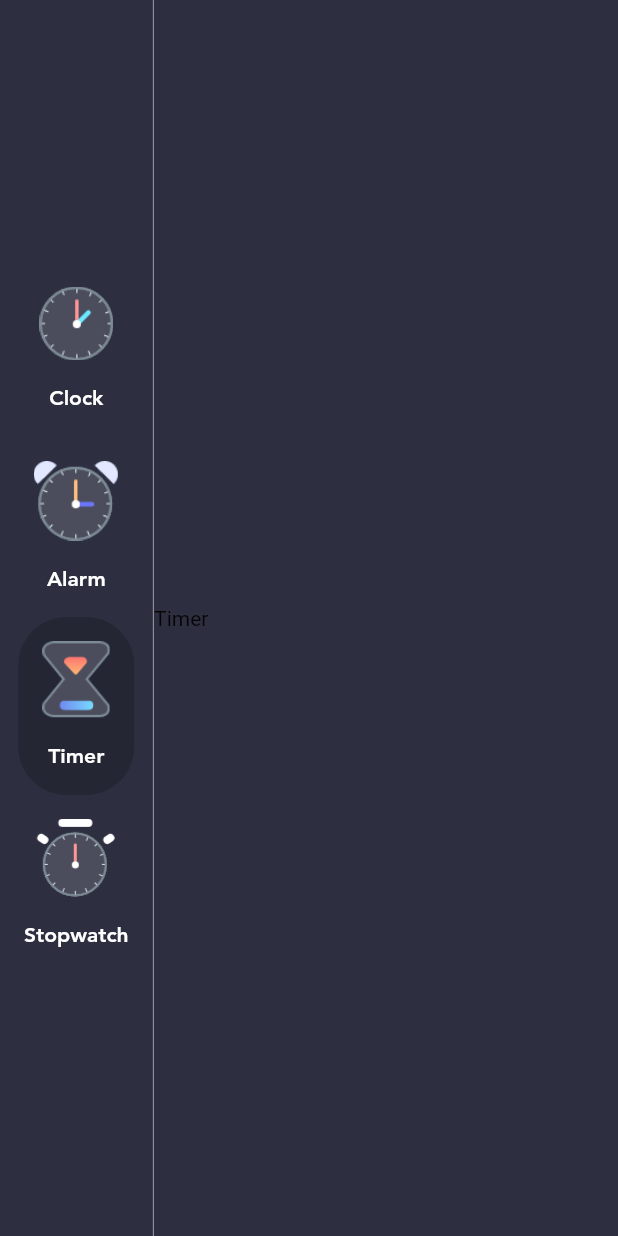
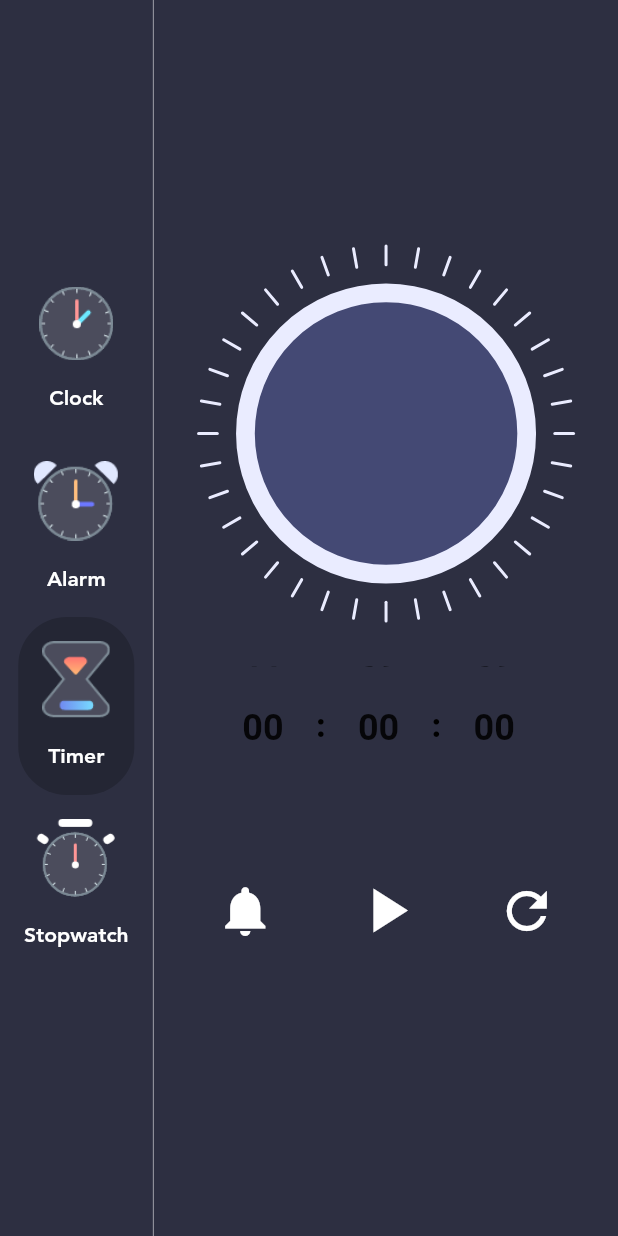
Before and after one commit to arslankaleem7229/simple-clock-flutter, a Flutter app: the screen it shows after launch, after a tap on "Alarm", after a tap on "Timer", on a phone screen of 412 x 824 dp. Run offline on Flutter 3.47's test engine with Material 2 defaults, Android fonts, the light colour scheme and no system bars; our stand-ins replace dotted_border, flutter_local_notifications, sqflite; missing offline and left inert: custom_switch_button; accounts and stored records are empty.

Commit message:
created Timer Screen

```diff
--- /dev/null
+++ b/lib/models/timer_view.dart
@@ -0,0 +1,283 @@
+import 'dart:async';
+import 'dart:math';
+
+import 'package:flutter/material.dart';
+import 'package:simple_clock_flutter/constants/text_widget.dart';
+
+class TimerModel extends StatefulWidget {
+  final double size;
+  TimerModel({@required this.size});
+  @override
+  _TimerModelState createState() => _TimerModelState();
+}
+
+class _TimerModelState extends State<TimerModel> {
+  Timer timer;
+  int value;
+  int _minuteValue, _secondValue, _hrsValue = 0;
+  @override
+  void initState() {
+    super.initState();
+  }
+
+  @override
+  void dispose() {
+    super.dispose();
+  }
+
+  @override
+  Widget build(BuildContext context) {
+    return Column(
+      mainAxisAlignment: MainAxisAlignment.center,
+      children: [
+        Container(
+          width: widget.size,
+          height: widget.size,
+          child: Transform.rotate(
+            angle: -pi / 2,
+            child: CustomPaint(
+              painter: TimerPainter(),
+            ),
+          ),
+        ),
+        Column(
+          mainAxisAlignment: MainAxisAlignment.center,
+          children: <Widget>[
+            Container(
+              padding: EdgeInsets.symmetric(vertical: 10),
+              margin: EdgeInsets.symmetric(vertical: 20),
+              // color: Colors.amber,
+              height: 100.0,
+              child: Stack(
+                children: [
+                  // IgnorePointer(
+                  //   child: Container(
+                  //     decoration: BoxDecoration(
+                  //       gradient: LinearGradient(
+                  //         colors: [
+                  //           Colors.white.withOpacity(0.1),
+                  //           Theme.of(context).primaryColor,
+                  //         ],
+                  //         begin: Alignment.topCenter,
+                  //         end: Alignment.bottomCenter,
+                  //       ),
+                  //     ),
+                  //   ),
+                  // ),
+                  // IgnorePointer(
+                  //   child: Align(
+                  //     alignment: Alignment.bottomCenter,
+                  //     child: Container(
+                  //       decoration: BoxDecoration(
+                  //         gradient: LinearGradient(
+                  //           colors: [
+                  //             Colors.white.withOpacity(0.1),
+                  //             Theme.of(context).primaryColor,
+                  //           ],
+                  //           begin: Alignment.bottomCenter,
+                  //           end: Alignment.topCenter,
+                  //         ),
+                  //       ),
+                  //     ),
+                  //   ),
+                  // ),
+                  Row(
+                    mainAxisAlignment: MainAxisAlignment.center,
+                    children: [
+                      Container(
+                        width: 50.0,
+                        height: 100.0,
+                        child: ListWheelScrollView.useDelegate(
+                          squeeze: 0.5,
+                          itemExtent: 25.0,
+                          diameterRatio: 1.5,
+
+                          onSelectedItemChanged: (hrs) {
+                            _hrsValue = hrs != null ? hrs : 0;
+                            print(hrs);
+                          },
+                          controller:
+                              FixedExtentScrollController(initialItem: 00),
+                          // useMagnifier: true,
+                          childDelegate: ListWheelChildLoopingListDelegate(
+                            children: List<Widget>.generate(
+                              12,
+                              (int index) {
+                                return _TimeText(text: index.toString());
+                              },
+                            ),
+                          ),
+                        ),
+                      ),
+                      SizedBox(width: 10.0),
+                      kText(
+                          text: ':',
+                          fontSize: 24,
+                          fontWeight: FontWeight.w600,
+                          color: Colors.black),
+                      SizedBox(width: 10.0),
+                      Container(
+                        width: 50.0,
+                        height: 100.0,
+                        child: ListWheelScrollView.useDelegate(
+                          diameterRatio: 1.5,
+                          onSelectedItemChanged: (min) {
+                            _minuteValue = min != null ? min : 0;
+                            print(min);
+                          },
+                          controller:
+                              FixedExtentScrollController(initialItem: 00),
+                          squeeze: 0.5,
+                          itemExtent: 25.0,
+                          // overAndUnderCenterOpacity: 0.5,
+                          clipBehavior: Clip.antiAlias,
+                          // useMagnifier: true,
+                          childDelegate: ListWheelChildLoopingListDelegate(
+                            children: List<Widget>.generate(
+                              60,
+                              (int index) {
+                                return _TimeText(text: index.toString());
+                              },
+                            ),
+                          ),
+                        ),
+                      ),
+                      SizedBox(width: 10.0),
+                      kText(
+                          text: ':',
+                          fontSize: 24,
+                          fontWeight: FontWeight.w600,
+                          color: Colors.black),
+                      SizedBox(width: 10.0),
+                      Container(
+                        width: 50.0,
+                        height: 100.0,
+                        child: ListWheelScrollView.useDelegate(
+                          childDelegate: ListWheelChildLoopingListDelegate(
+                            children: List<Widget>.generate(
+                              60,
+                              (int index) {
+                                return _TimeText(text: index.toString());
+                              },
+                            ),
+                          ),
+                          diameterRatio: 1.5,
+                          onSelectedItemChanged: (sec) {
+                            _secondValue = sec != null ? sec : 0;
+                            print(sec);
+                          },
+                          controller:
+                              FixedExtentScrollController(initialItem: 00),
+                          squeeze: 0.5,
+                          itemExtent: 25.0,
+                          // useMagnifier: true,
+                        ),
+                      ),
+                      SizedBox(width: 10.0),
+                    ],
+                  ),
+                ],
+              ),
+            ),
+            Padding(
+              padding: EdgeInsets.symmetric(vertical: 20),
+              child: Row(
+                mainAxisAlignment: MainAxisAlignment.spaceEvenly,
+                children: [
+                  IconButton(
+                      iconSize: 40,
+                      color: Colors.white,
+                      icon: Icon(
+                        Icons.notifications,
+                      ),
+                      onPressed: () {}),
+                  IconButton(
+                    iconSize: 50,
+                    color: Colors.white,
+                    icon: Icon(
+                      Icons.play_arrow,
+                    ),
+                    onPressed: () {
+                      _hrsValue = _hrsValue != null ? _hrsValue : 0;
+                      _minuteValue = _minuteValue != null ? _minuteValue : 0;
+                      _secondValue = _secondValue != null ? _secondValue : 0;
+                      int time = (_hrsValue * 60 * 60) +
+                          (_minuteValue * 60) +
+                          _secondValue;
+                      print(time);
+                    },
+                  ),
+                  IconButton(
+                      iconSize: 40,
+                      color: Colors.white,
+                      icon: Icon(
+                        Icons.refresh,
+                      ),
+                      onPressed: () {}),
+                ],
+              ),
+            )
+          ],
+        ),
+      ],
+    );
+  }
+}
+
+class TimerPainter extends CustomPainter {
+  var datetime = DateTime.now();
+  @override
+  void paint(Canvas canvas, Size size) {
+    // print(datetime);
+    double centerX = size.width / 2;
+    double centerY = size.height / 2;
+    Offset center = Offset(centerX, centerY);
+    double radius = min(centerX, centerY);
+    Paint fillBrush = Paint()..color = Color(0xFF444974);
+    Paint outlinedBrush = Paint()
+      ..color = Color(0xFFEAECFF)
+      ..style = PaintingStyle.stroke
+      ..strokeWidth = size.width / 20;
+    var dashBrush = Paint()
+      ..color = Color(0xFFEAECFF)
+      ..style = PaintingStyle.stroke
+      ..strokeCap = StrokeCap.round
+      ..strokeWidth = 2;
+
+    canvas.drawCircle(center, radius * 0.75, fillBrush);
+    canvas.drawCircle(center, radius * 0.75, outlinedBrush);
+
+    var outerCircleRadius = radius;
+    var innerCircleRadius = radius * 0.9;
+    for (var i = 0; i < 360; i += 10) {
+      var x1 = centerX + outerCircleRadius * cos(i * pi / 180);
+      var y1 = centerY + outerCircleRadius * sin(i * pi / 180);
+
+      var x2 = centerX + innerCircleRadius * cos(i * pi / 180);
+      var y2 = centerY + innerCircleRadius * sin(i * pi / 180);
+      canvas.drawLine(Offset(x1, y1), Offset(x2, y2), dashBrush);
+    }
+  }
+
+  @override
+  bool shouldRepaint(covariant CustomPainter oldDelegate) {
+    return true;
+  }
+}
+
+class _TimeText extends StatelessWidget {
+  final String text;
+
+  _TimeText({this.text});
+
+  @override
+  Widget build(BuildContext context) {
+    return Text(
+      text.padLeft(2, '0'),
+      style: TextStyle(
+        fontWeight: FontWeight.w600,
+        fontSize: 24.0,
+      ),
+    );
+  }
+}
--- a/lib/screens/timer_screen.dart
+++ b/lib/screens/timer_screen.dart
@@ -1,4 +1,5 @@
 import 'package:flutter/material.dart';
+import 'package:simple_clock_flutter/models/timer_view.dart';
 
 class TimerScreen extends StatefulWidget {
   @override
@@ -8,8 +9,6 @@ class TimerScreen extends StatefulWidget {
 class _TimerScreenState extends State<TimerScreen> {
   @override
   Widget build(BuildContext context) {
-    return Container(
-      child: Text("Timer"),
-    );
+    return TimerModel(size: 250);
   }
 }
```
